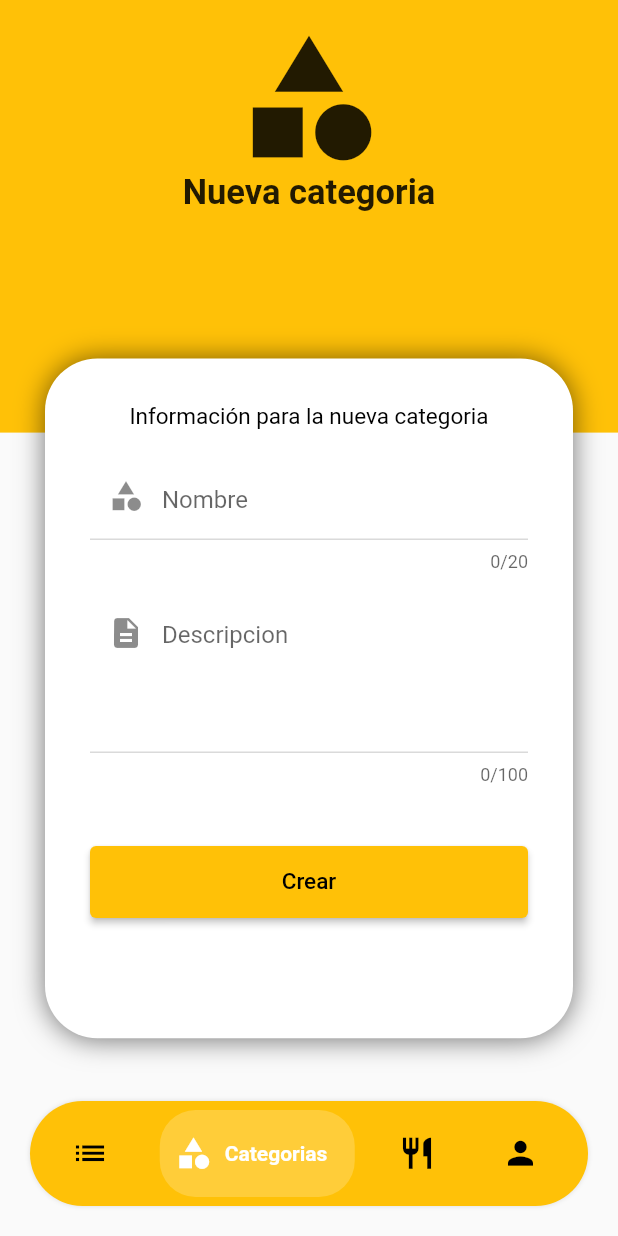
After one commit to Alex-cmd-sudo/appflutter-delivery, a Flutter app: the RestaurantHomePage screen opened by its route, item 2 of the bottom bar chosen, after a tap on "Crear", on a phone screen of 412 x 824 dp. The commit adds this screen. Run offline on Flutter 3.47's test engine with Material 2 defaults, Android fonts, the phone set to English and light mode, and no system bars; our stand-ins replace get, get_storage, image_picker, sn_progress_dialog; accounts and stored records are empty.

Commit message:
Nuevas pantallas

```diff
--- a/lib/main.dart
+++ b/lib/main.dart
@@ -3,6 +3,7 @@ import 'package:flutter/material.dart';
 import 'package:get/get.dart';
 import 'package:get_storage/get_storage.dart';
 import 'package:udemy_fluter_delivery/src/models/user.dart';
+import 'package:udemy_fluter_delivery/src/pages/client/home/client_home_page.dart';
 import 'package:udemy_fluter_delivery/src/pages/client/products/list/client_products_list_page.dart';
 import 'package:udemy_fluter_delivery/src/pages/client/profile/info/client_profile_info_page.dart';
 import 'package:udemy_fluter_delivery/src/pages/client/profile/info/update/client_profile_update_page.dart';
@@ -10,6 +11,7 @@ import 'package:udemy_fluter_delivery/src/pages/delivery/orders/list/delivery_or
 import 'package:udemy_fluter_delivery/src/pages/home/home_page.dart';
 import 'package:udemy_fluter_delivery/src/pages/login/login_page.dart';
 import 'package:udemy_fluter_delivery/src/pages/register/register_page.dart';
+import 'package:udemy_fluter_delivery/src/pages/restaurant/home/restaurant_home_page.dart';
 import 'package:udemy_fluter_delivery/src/pages/restaurant/orders/list/restaurant_orders_list_page.dart';
 import 'package:udemy_fluter_delivery/src/pages/roles/roles_page.dart';
 
@@ -34,6 +36,7 @@ class _MyAppState extends State<MyApp> {
   void initState() {
     // TODO: implement initState
     super.initState();
+    print('Roles: ${userSession.roles!.length}');
   }
 
   @override
@@ -41,17 +44,19 @@ class _MyAppState extends State<MyApp> {
     return GetMaterialApp(
       title: 'Delivery Udemy',
       debugShowCheckedModeBanner: true,
-      initialRoute: userSession.id != null ? userSession.roles!.length > 1 ? '/roles' : '/client/products/list' : '/',
+      initialRoute: userSession.id != null ? userSession.roles!.length > 1 ? '/roles' : '/client/home' : '/',
       getPages: [
         GetPage(name: '/', page: () => LoginPage()),
         GetPage(name: '/register', page: () => RegisterPage()),
         GetPage(name: '/home', page: () => HomePage()),
         GetPage(name: '/roles', page: () => RolesPage()),
         GetPage(name: '/restaurant/orders/list', page: () => RestaurantOrdersListPage()),
+        GetPage(name: '/restaurant/home', page: () => RestaurantHomePage()),
         GetPage(name: '/delivery/orders/list', page: () => DeliveryOrdersListPage()),
         GetPage(name: '/client/products/list', page: () => ClientProductsListPage()),
         GetPage(name: '/client/profile/info', page: () => ClientProfileInfoPage()),
         GetPage(name: '/client/profile/update', page: () => ClientProfileUpdatedPage()),
+        GetPage(name: '/client/home', page: () => ClientHomePage()),
       ],
       theme: ThemeData(
         primaryColor: Colors.amber,
--- /dev/null
+++ b/lib/src/pages/client/home/client_home_controller.dart
@@ -0,0 +1,19 @@
+import 'package:get/get.dart';
+import 'package:get_storage/get_storage.dart';
+
+class ClientHomeController extends GetxController{
+
+  var indexTab = 0.obs;
+
+  void changeTab(int index){
+    indexTab.value = index;
+  }
+
+  void logOut(){
+
+    GetStorage().remove('user');
+    Get.offNamedUntil('/', (route) => false);//Eliminar historial de pantallas
+
+  }
+
+}
--- /dev/null
+++ b/lib/src/pages/client/home/client_home_page.dart
@@ -0,0 +1,63 @@
+import 'package:flutter/material.dart';
+import 'package:get/get.dart';
+import 'package:udemy_fluter_delivery/src/pages/client/home/client_home_controller.dart';
+import 'package:udemy_fluter_delivery/src/pages/client/profile/info/client_profile_info_page.dart';
+import 'package:udemy_fluter_delivery/src/pages/delivery/orders/list/delivery_orders_list_page.dart';
+import 'package:udemy_fluter_delivery/src/pages/restaurant/orders/list/restaurant_orders_list_page.dart';
+import 'package:udemy_fluter_delivery/src/utils/custom_animated_bottom_bar.dart';
+
+class ClientHomePage extends StatelessWidget {
+
+  ClientHomeController con = Get.put(ClientHomeController());
+
+  @override
+  Widget build(BuildContext context) {
+    return Scaffold(
+      bottomNavigationBar: _bottomBar(),
+      body: Obx( () => IndexedStack(
+        index: con.indexTab.value,
+        children: [
+          RestaurantOrdersListPage(),
+          DeliveryOrdersListPage(),
+          ClientProfileInfoPage()
+        ],
+      ))
+    );
+  }
+
+  Widget _bottomBar(){
+    return Obx(() => CustomAnimatedBottomBar(
+      containerHeight: 70,
+      backgroundColor: Colors.amber,
+      showElevation: true,
+      itemCornerRadius: 24,
+      curve: Curves.easeIn,
+      selectedIndex: con.indexTab.value,
+      onItemSelected: (index) => con.changeTab(index),
+      items: [
+        BottomNavyBarItem(
+            icon: Icon(Icons.apps),
+            title: Text('Inicio'),
+          activeColor: Colors.white,
+          inactiveColor: Colors.black,
+          textAlign: TextAlign.center
+        ),
+        BottomNavyBarItem(
+            icon: Icon(Icons.list),
+            title: Text('Pedidos'),
+            activeColor: Colors.white,
+            inactiveColor: Colors.black,
+            textAlign: TextAlign.center
+        ),
+        BottomNavyBarItem(
+            icon: Icon(Icons.person),
+            title: Text('Perfil'),
+            activeColor: Colors.white,
+            inactiveColor: Colors.black,
+            textAlign: TextAlign.center
+        )
+      ],
+    ));
+  }
+
+}
--- a/lib/src/pages/client/products/list/client_products_list_controller.dart
+++ b/lib/src/pages/client/products/list/client_products_list_controller.dart
@@ -1,19 +1,5 @@
 import 'package:get/get.dart';
-import 'package:get_storage/get_storage.dart';
 
 class ClientProductsListController extends GetxController{
 
-  var indexTab = 0.obs;
-
-  void changeTab(int index){
-    indexTab.value = index;
-  }
-
-  void logOut(){
-
-    GetStorage().remove('user');
-    Get.offNamedUntil('/', (route) => false);//Eliminar historial de pantallas
-
-  }
-
 }
--- a/lib/src/pages/client/products/list/client_products_list_page.dart
+++ b/lib/src/pages/client/products/list/client_products_list_page.dart
@@ -1,10 +1,6 @@
 import 'package:flutter/material.dart';
 import 'package:get/get.dart';
 import 'package:udemy_fluter_delivery/src/pages/client/products/list/client_products_list_controller.dart';
-import 'package:udemy_fluter_delivery/src/pages/client/profile/info/client_profile_info_page.dart';
-import 'package:udemy_fluter_delivery/src/pages/delivery/orders/list/delivery_orders_list_page.dart';
-import 'package:udemy_fluter_delivery/src/pages/restaurant/orders/list/restaurant_orders_list_page.dart';
-import 'package:udemy_fluter_delivery/src/utils/custom_animated_bottom_bar.dart';
 
 class ClientProductsListPage extends StatelessWidget {
 
@@ -12,52 +8,10 @@ class ClientProductsListPage extends StatelessWidget {
 
   @override
   Widget build(BuildContext context) {
-    return Scaffold(
-      bottomNavigationBar: _bottomBar(),
-      body: Obx( () => IndexedStack(
-        index: con.indexTab.value,
-        children: [
-          RestaurantOrdersListPage(),
-          DeliveryOrdersListPage(),
-          ClientProfileInfoPage()
-        ],
-      ))
+    return const Scaffold(
+      body: Center(child: Text('Client products list')
+      )
     );
   }
 
-  Widget _bottomBar(){
-    return Obx(() => CustomAnimatedBottomBar(
-      containerHeight: 70,
-      backgroundColor: Colors.amber,
-      showElevation: true,
-      itemCornerRadius: 24,
-      curve: Curves.easeIn,
-      selectedIndex: con.indexTab.value,
-      onItemSelected: (index) => con.changeTab(index),
-      items: [
-        BottomNavyBarItem(
-            icon: Icon(Icons.apps),
-            title: Text('Inicio'),
-          activeColor: Colors.white,
-          inactiveColor: Colors.black,
-          textAlign: TextAlign.center
-        ),
-        BottomNavyBarItem(
-            icon: Icon(Icons.list),
-            title: Text('Pedidos'),
-            activeColor: Colors.white,
-            inactiveColor: Colors.black,
-            textAlign: TextAlign.center
-        ),
-        BottomNavyBarItem(
-            icon: Icon(Icons.person),
-            title: Text('Perfil'),
-            activeColor: Colors.white,
-            inactiveColor: Colors.black,
-            textAlign: TextAlign.center
-        )
-      ],
-    ));
-  }
-
 }
--- a/lib/src/pages/client/profile/info/client_profile_info_page.dart
+++ b/lib/src/pages/client/profile/info/client_profile_info_page.dart
@@ -112,33 +112,32 @@ class ClientProfileInfoPage extends StatelessWidget {
 
   Widget _textName(){
     return Container(
-      margin: const EdgeInsets.only(top: 10),
+      margin: const EdgeInsets.only(top: 10, left: 30, right: 30),
       child: ListTile(
         leading: Icon(Icons.person),
         title: Text('${con.user.value.name ?? ''} ${con.user.value.lastname ?? ''}'),
         subtitle: Text('Nombre de usuario'),
       )
-      /*Text(
-        '${con.user.name ?? ''} ${con.user.lastname ?? ''}',
-        style: const TextStyle(
-            color: Colors.black,
-            fontSize: 20
-        ),
-      ),*/
     );
   }  Widget _textEmail(){
-    return ListTile(
+    return Container(
+      margin: const EdgeInsets.only(top: 0, left: 30, right: 30),
+      child: ListTile(
         leading: Icon(Icons.email),
         title: Text(con.user.value.email ?? ''),
         subtitle: Text('Correo electronico'),
+      ),
     );
   }
 
   Widget _textPhone(){
-    return ListTile(
+    return Container(
+      margin: const EdgeInsets.only(top: 0, left: 30, right: 30),
+      child: ListTile(
         leading: Icon(Icons.phone),
         title: Text(con.user.value.telephone ?? ''),
         subtitle: Text('Celular'),
+      ),
     );
   }
 
--- a/lib/src/pages/login/login_controller.dart
+++ b/lib/src/pages/login/login_controller.dart
@@ -30,13 +30,15 @@ class LoginController extends GetxController{
       ResponseApi responseApi = await usersProvider.login(email, password);
 
       if(responseApi.success == true){
+
         GetStorage().write('user', responseApi.data);
+        user = User.fromJson(GetStorage().read('user') ?? {});
 
         if(user.roles!.length > 1){
-          _goToRolesPage(responseApi);
+          _goToRolesPage();
         }
         else{
-          _goToClientProductListPage(responseApi);
+          _goToClientHomePage();
         }
       }
       else{
@@ -46,11 +48,11 @@ class LoginController extends GetxController{
     }
   }
 
-  void _goToClientProductListPage(ResponseApi responseApi){
-    Get.offNamedUntil('/client/products/list', ((route) => false));
+  void _goToClientHomePage(){
+    Get.offNamedUntil('/client/home', ((route) => false));
   }
 
-  void _goToRolesPage(ResponseApi responseApi){
+  void _goToRolesPage(){
     Get.offNamedUntil('/roles', ((route) => false));
   }
 
--- a/lib/src/pages/register/register_page.dart
+++ b/lib/src/pages/register/register_page.dart
@@ -39,7 +39,7 @@ class RegisterPage extends StatelessWidget {
   Widget _boxForm(BuildContext context){
     return Container(
       height: MediaQuery.of(context).size.height * 0.65,
-      margin: EdgeInsets.only(top: MediaQuery.of(context).size.height * 0.29, left: 30, right: 30),
+      margin: EdgeInsets.only(top: MediaQuery.of(context).size.height * 0.25, left: 30, right: 30),
       decoration: const BoxDecoration(
           borderRadius: BorderRadius.all(Radius.circular(35)),
           color: Colors.white,
--- /dev/null
+++ b/lib/src/pages/restaurant/categories/create/restaurant_categories_create_controller.dart
@@ -0,0 +1,5 @@
+import 'package:get/get.dart';
+
+class RestaurantCategoriesCreateController extends GetxController {
+
+}
--- /dev/null
+++ b/lib/src/pages/restaurant/categories/create/restaurant_categories_create_page.dart
@@ -0,0 +1,144 @@
+import 'package:flutter/material.dart';
+
+class RestaurantCategoriesCreatePage extends StatelessWidget {
+
+  @override
+  Widget build(BuildContext context) {
+    return Scaffold(
+        body: Stack(//Posicionar elementos uno encima del otro
+          children: [
+            _backgroundCover(context),
+            _textNewCategory(context),
+            _boxForm(context)
+          ],
+        )
+    );
+  }
+
+  Widget _boxForm(BuildContext context){
+    return Container(
+      height: MediaQuery.of(context).size.height * 0.55,
+      margin: EdgeInsets.only(top: MediaQuery.of(context).size.height * 0.29, left: 30, right: 30),
+      decoration: const BoxDecoration(
+          borderRadius: BorderRadius.all(Radius.circular(35)),
+          color: Colors.white,
+          boxShadow: <BoxShadow>[
+            BoxShadow(
+                color: Colors.black54,
+                blurRadius: 15,
+                offset: Offset(0,0.75)
+            )
+          ]
+      ),
+      child: SingleChildScrollView(
+        child: Column(
+          children: [
+            _textYourInfo(),
+            _textFieldName(),
+            _textFieldDescription(),
+            _buttonUpdate(context)
+          ],
+        ),
+      ),
+    );
+  }
+
+  Widget _backgroundCover(BuildContext context){
+    return Container(
+        width: double.infinity,
+        height: MediaQuery.of(context).size.height * 0.35,
+        color: Colors.amber
+    );
+  }
+
+  Widget _textFieldName(){
+    return Container(
+      margin: const EdgeInsets.symmetric(horizontal: 30),
+      child: TextField(
+        //controller: con.nameController,
+        keyboardType: TextInputType.text,
+        maxLength: 20,
+        decoration: InputDecoration(
+            hintText: 'Nombre',
+            prefixIcon: Container(
+              margin: EdgeInsets.only(bottom: 10),
+                child: Icon(Icons.category)
+            )
+        ),
+      ),
+    );
+  }
+
+  Widget _textFieldDescription(){
+    return Container(
+      margin: const EdgeInsets.symmetric(horizontal: 30, vertical: 20),
+      child:  TextField(
+        //controller: con.lastNameController,
+        keyboardType: TextInputType.text,
+        maxLines: 4,
+        maxLength: 100,
+        decoration: InputDecoration(
+            hintText: 'Descripcion',
+            prefixIcon: Container(
+              margin: EdgeInsets.only(bottom: 60),
+              child: Icon(Icons.description)
+            )
+        ),
+      ),
+    );
+  }
+
+  Widget _buttonUpdate(BuildContext context){
+    return Container(
+      width: double.infinity,
+      margin: const EdgeInsets.symmetric(horizontal: 30, vertical: 20),
+      child: ElevatedButton(
+          onPressed: () => {},
+          style: ElevatedButton.styleFrom(
+              padding: const EdgeInsets.symmetric(vertical: 15)
+          ),
+          child: const Text(
+            'Crear',
+            style: TextStyle(
+                color: Colors.black,
+                fontSize: 15
+            ),
+          )
+      ),
+    );
+  }
+
+  Widget _textNewCategory(context){
+    return SafeArea(
+      child: Container(
+        margin: const EdgeInsets.only(top: 15),
+        alignment: Alignment.topCenter,
+        child: Column(
+          children: [
+            Icon(Icons.category, size: 100),
+            Text(
+                'Nueva categoria',
+                style: TextStyle(
+                  fontWeight: FontWeight.bold,
+                  fontSize: 23
+                ),
+            ),
+          ],
+        )
+      ),
+    );
+  }
+
+  Widget _textYourInfo(){
+    return Container(
+      margin: const EdgeInsets.only(top: 30, bottom: 25, left: 30, right: 30),
+      child: Text(
+        'Información para la nueva categoria',
+        style: TextStyle(
+            color: Colors.black,
+            fontSize: 15
+        ),
+      ),
+    );
+  }
+}
--- /dev/null
+++ b/lib/src/pages/restaurant/home/restaurant_home_controller.dart
@@ -0,0 +1,19 @@
+import 'package:get/get.dart';
+import 'package:get_storage/get_storage.dart';
+
+class RestaurantHomeController extends GetxController{
+
+  var indexTab = 0.obs;
+
+  void changeTab(int index){
+    indexTab.value = index;
+  }
+
+  void logOut(){
+
+    GetStorage().remove('user');
+    Get.offNamedUntil('/', (route) => false);//Eliminar historial de pantallas
+
+  }
+
+}
--- /dev/null
+++ b/lib/src/pages/restaurant/home/restaurant_home_page.dart
@@ -0,0 +1,72 @@
+import 'package:flutter/material.dart';
+import 'package:get/get.dart';
+import 'package:udemy_fluter_delivery/src/pages/client/profile/info/client_profile_info_page.dart';
+import 'package:udemy_fluter_delivery/src/pages/delivery/orders/list/delivery_orders_list_page.dart';
+import 'package:udemy_fluter_delivery/src/pages/restaurant/categories/create/restaurant_categories_create_page.dart';
+import 'package:udemy_fluter_delivery/src/pages/restaurant/home/restaurant_home_controller.dart';
+import 'package:udemy_fluter_delivery/src/pages/restaurant/orders/list/restaurant_orders_list_page.dart';
+import 'package:udemy_fluter_delivery/src/utils/custom_animated_bottom_bar.dart';
+
+class RestaurantHomePage extends StatelessWidget {
+
+  RestaurantHomeController con = Get.put(RestaurantHomeController());
+
+  @override
+  Widget build(BuildContext context) {
+    return Scaffold(
+      bottomNavigationBar: _bottomBar(),
+      body: Obx( () => IndexedStack(
+        index: con.indexTab.value,
+        children: [
+          RestaurantOrdersListPage(),
+          RestaurantCategoriesCreatePage(),
+          DeliveryOrdersListPage(),
+          ClientProfileInfoPage()
+        ],
+      ))
+    );
+  }
+
+  Widget _bottomBar(){
+    return Obx(() => CustomAnimatedBottomBar(
+      containerHeight: 70,
+      backgroundColor: Colors.amber,
+      showElevation: true,
+      itemCornerRadius: 24,
+      curve: Curves.easeIn,
+      selectedIndex: con.indexTab.value,
+      onItemSelected: (index) => con.changeTab(index),
+      items: [
+        BottomNavyBarItem(
+            icon: Icon(Icons.list),
+            title: Text('Pedidos'),
+          activeColor: Colors.white,
+          inactiveColor: Colors.black,
+          textAlign: TextAlign.center
+        ),
+        BottomNavyBarItem(
+            icon: Icon(Icons.category),
+            title: Text('Categorias'),
+            activeColor: Colors.white,
+            inactiveColor: Colors.black,
+            textAlign: TextAlign.center
+        ),
+        BottomNavyBarItem(
+            icon: Icon(Icons.restaurant),
+            title: Text('Productos'),
+            activeColor: Colors.white,
+            inactiveColor: Colors.black,
+            textAlign: TextAlign.center
+        ),
+        BottomNavyBarItem(
+            icon: Icon(Icons.person),
+            title: Text('Perfil'),
+            activeColor: Colors.white,
+            inactiveColor: Colors.black,
+            textAlign: TextAlign.center
+        )
+      ],
+    ));
+  }
+
+}
--- /dev/null
+++ b/lib/src/providers/categories_provider.dart
@@ -0,0 +1,14 @@
+import 'package:get/get.dart';
+import 'package:get_storage/get_storage.dart';
+import 'package:udemy_fluter_delivery/src/enviroment/enviroment.dart';
+import 'package:udemy_fluter_delivery/src/models/user.dart';
+
+class CategoriesProvider extends GetConnect{
+
+  static const String url = '${Enviroment.API_URL}api/categories';
+  User user = User.fromJson(GetStorage().read('user') ?? {});
+
+
+
+
+}
```
Lines whose indentation alone changed are shown as unchanged.
